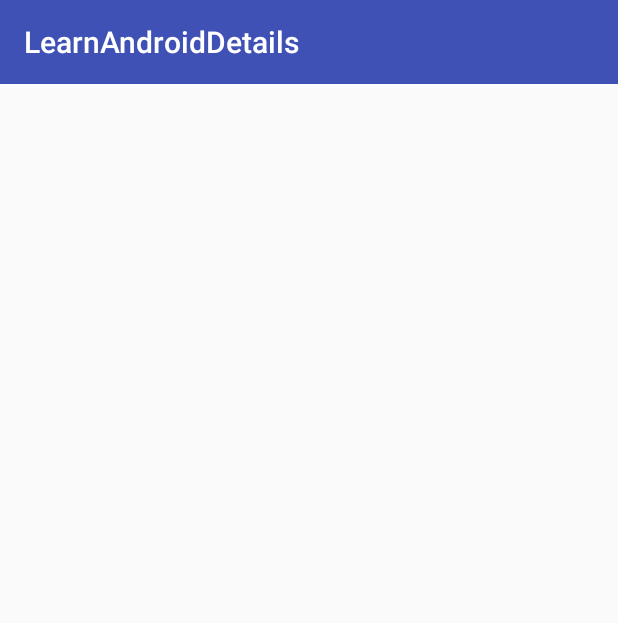
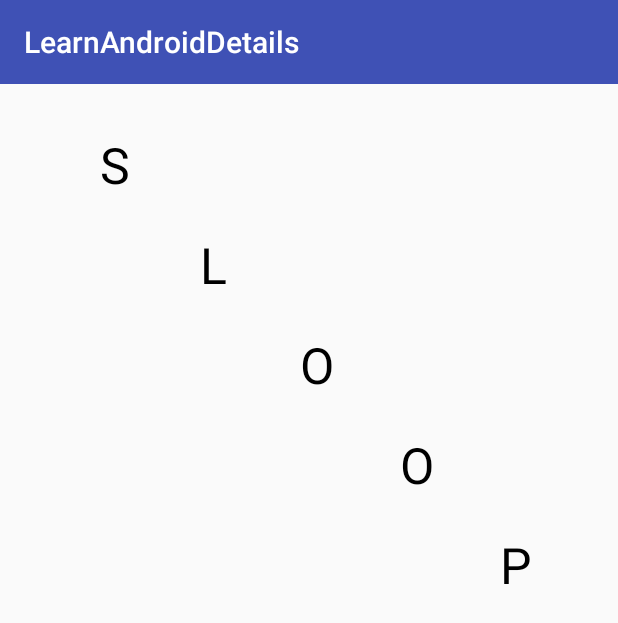
Before and after one commit to cuikangyuan/LearnAndroidDetails, an Android app: the LearnGcsSloopViewMainActivity screen opened directly, with no data from a screen before it, on a phone screen of 412 x 824 dp. Shown: the top 623 px of the screen. Run offline under Robolectric (Android 15) with nearby library versions, the phone set to English and light mode, and no system bars; libraries missing offline, so code that uses them is left out: com.alipay.euler.

Commit message:
learn draw text and bitmap

```diff
--- a/app/src/main/java/com/cky/learnandroiddetails/learnGcsSloopView/LearnGcsSloopView.java
+++ b/app/src/main/java/com/cky/learnandroiddetails/learnGcsSloopView/LearnGcsSloopView.java
@@ -5,6 +5,7 @@ import android.graphics.Bitmap;
 import android.graphics.BitmapFactory;
 import android.graphics.Canvas;
 import android.graphics.Color;
+import android.graphics.Matrix;
 import android.graphics.Paint;
 import android.graphics.Picture;
 import android.graphics.Rect;
@@ -303,6 +304,7 @@ public class LearnGcsSloopView extends View {
         //res 文件夹
         bitmap = BitmapFactory.decodeResource(mContext.getResources(), R.mipmap.chinese_400x300);
         //assets 文件夹
+        /*
         try {
             InputStream inputStream = mContext.getAssets().open("chinese_400x300.png");
             bitmap = BitmapFactory.decodeStream(inputStream);
@@ -310,13 +312,49 @@ public class LearnGcsSloopView extends View {
         } catch (IOException e) {
             e.printStackTrace();
         }
+        */
         //sd card file
-        bitmap = BitmapFactory.decodeFile("/sdcard/bitmap.png");
+        //bitmap = BitmapFactory.decodeFile("/sdcard/bitmap.png");
 
         //network file
         /*
         bitmap = BitmapFactory.decodeStream(inputStream);
         inputStream.close();
         */
+
+        //1.绘制Bitmap 图片左上角默认和坐标原点重合
+        //canvas.drawBitmap(bitmap, new Matrix(), new Paint());
+        //2.设置绘制时 图片左上角 距离坐标原点的 距离
+        //canvas.drawBitmap(bitmap, 100, 200, new Paint());
+        //3.指定图片的绘制区域，指定图片在屏幕中的显示区域 图片宽高会根据显示区域自动缩放
+        /*
+        canvas.translate(getWidth() / 2, getHeight() / 2);
+        Rect src = new Rect(0, 0, bitmap.getWidth() / 2, bitmap.getHeight() / 2);
+        Rect dest = new Rect(0, 0, 200, 200);
+        canvas.drawBitmap(bitmap, src, dest, null);
+        */
+        //绘制文字 使用文本画笔 绘制文字
+        Paint textPaint = new Paint();
+        textPaint.setColor(Color.BLACK);
+        textPaint.setStyle(Paint.Style.FILL);
+        textPaint.setTextSize(50);
+
+        String str = "ABCDEFGHIJK";
+        //1
+        //参数分别为：文本，基线x，基线y， 画笔
+        //canvas.drawText(str, 200, 500, textPaint);
+        //截取指定位置，左闭右开
+        //canvas.drawText(str, 1, 3, 200, 500, textPaint);s
+        //2 指定每一个字符的位置
+        str = "SLOOP";
+        canvas.drawPosText(str,
+                new float[] {
+                        100, 100,
+                        200, 200,
+                        300, 300,
+                        400, 400,
+                        500, 500
+                },
+                textPaint);
     }
 }
```
Also changed, not shown: 1 other file.
